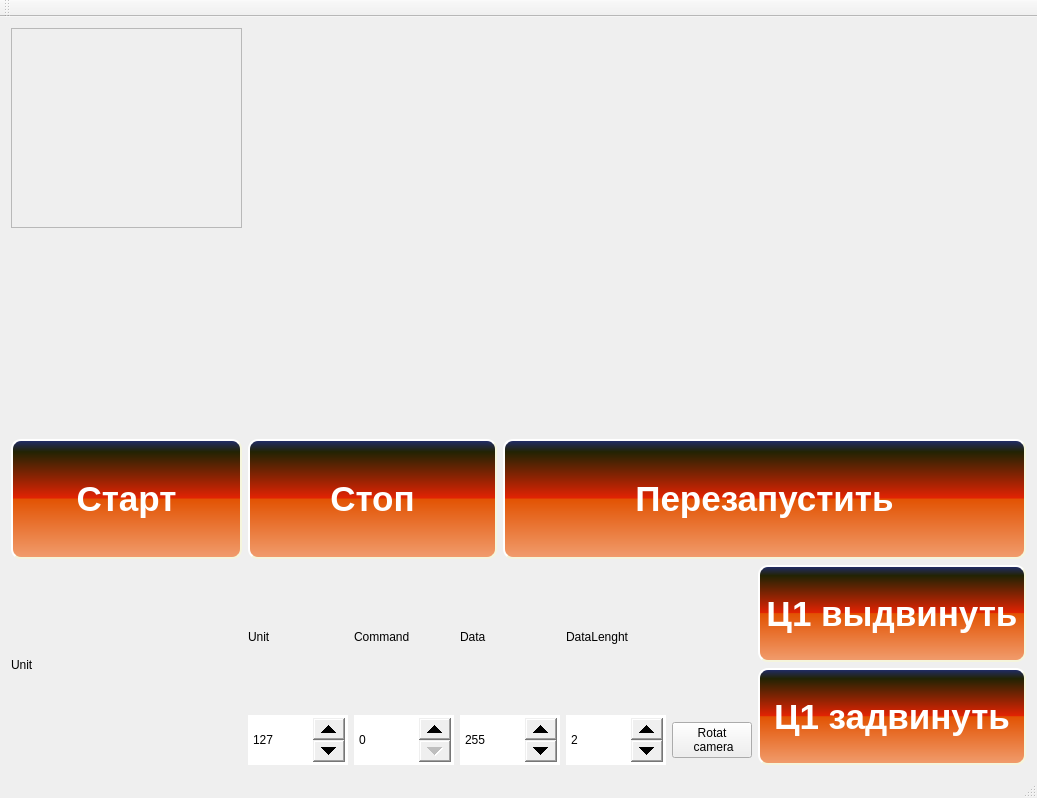
The window that mainwindow.ui (andreyshmelev/strength-test-with-camera-and-qcustomplot) describes before a commit, drawn with Qt 5.
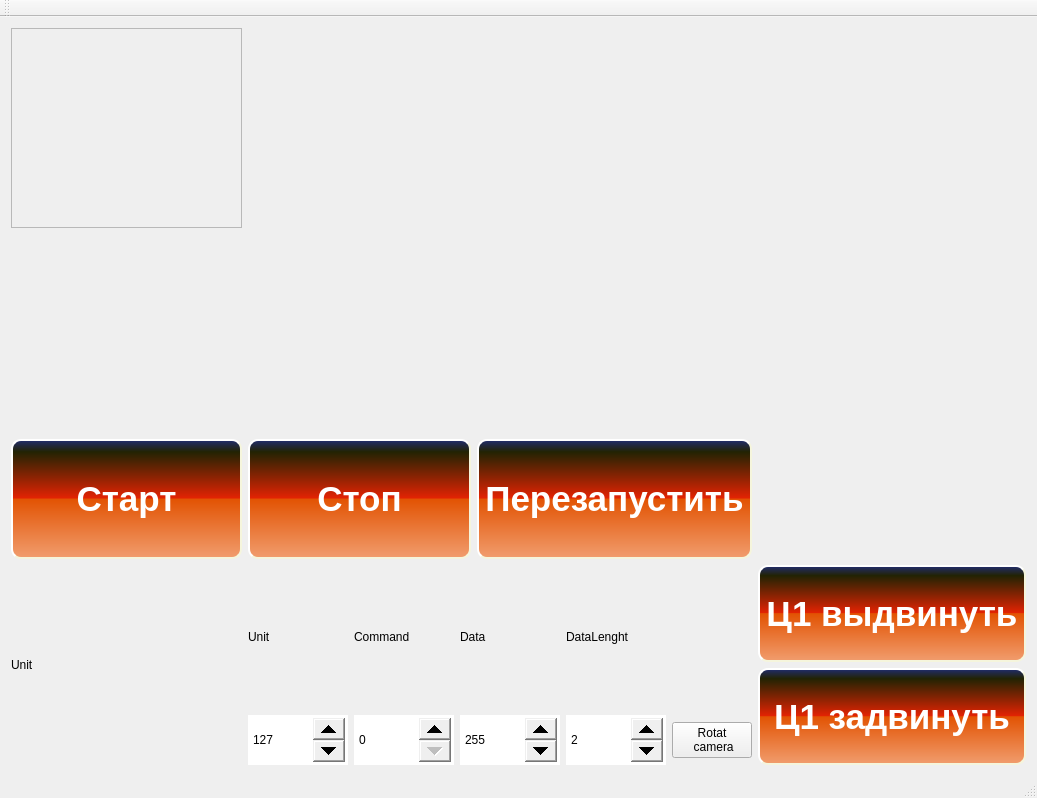
The same window after the commit. Custom widgets are drawn as their Qt base class.

Diff of the .ui file:
```diff
--- a/mainwindow.ui
+++ b/mainwindow.ui
@@ -45,38 +45,6 @@
       </widget>
      </widget>
     </item>
-    <item row="1" column="0" colspan="2">
-     <widget class="QCustomPlot" name="customPlot" native="true">
-      <property name="sizePolicy">
-       <sizepolicy hsizetype="Preferred" vsizetype="Expanding">
-        <horstretch>0</horstretch>
-        <verstretch>0</verstretch>
-       </sizepolicy>
-      </property>
-      <property name="maximumSize">
-       <size>
-        <width>16777215</width>
-        <height>250</height>
-       </size>
-      </property>
-     </widget>
-    </item>
-    <item row="1" column="2" colspan="2">
-     <widget class="QCustomPlot" name="customPlot_2" native="true">
-      <property name="sizePolicy">
-       <sizepolicy hsizetype="Preferred" vsizetype="Expanding">
-        <horstretch>0</horstretch>
-        <verstretch>0</verstretch>
-       </sizepolicy>
-      </property>
-      <property name="maximumSize">
-       <size>
-        <width>16777215</width>
-        <height>250</height>
-       </size>
-      </property>
-     </widget>
-    </item>
     <item row="2" column="0">
      <widget class="QPushButton" name="startButton">
       <property name="sizePolicy">
@@ -207,71 +175,6 @@
       </property>
      </widget>
     </item>
-    <item row="2" column="2" colspan="2">
-     <widget class="QPushButton" name="restartbutton">
-      <property name="sizePolicy">
-       <sizepolicy hsizetype="Minimum" vsizetype="Expanding">
-        <horstretch>0</horstretch>
-        <verstretch>0</verstretch>
-       </sizepolicy>
-      </property>
-      <property name="maximumSize">
-       <size>
-        <width>16777215</width>
-        <height>120</height>
-       </size>
-      </property>
-      <property name="font">
-       <font>
-        <pointsize>-1</pointsize>
-        <weight>75</weight>
-        <italic>false</italic>
-        <bold>true</bold>
-       </font>
-      </property>
-      <property name="styleSheet">
-       <string notr="true">QPushButton 
-{
-background-color: QLinearGradient( x1: 0, y1: 0, x2: 0, y2: 1, stop: 0 #212D6E, stop: 0.1 #222303, stop: 0.49 #E22303, stop: 0.5 #E25303, stop: 1 #F19D6E);
-
-
-    border-style: outset;
-    border-width: 2px;
-    border-radius: 10px;
-    border-color: beige;
-    font: bold 35px; color: white;
-    padding: 6px;
-}
-
-
-
-QPushButton:disabled 
-{
-background-color: qlineargradient(spread:pad, x1:0, y1:0, x2:1, y2:0, stop:0 rgba(226,83,3, 70), stop:1 rgba(226,83,3, 70));
-    border-style: outset;
-    border-width: 2px;
-    border-radius: 10px;
-    border-color: beige;
-    font: bold 35px; color: white;
-    padding: 6px;
-}
-
-QPushButton:pressed 
-{
-background-color: qlineargradient(spread:pad, x1:0, y1:0, x2:0, y2:1, stop:0 rgba(0xe2,0x3c,0x03, 255), stop:1 rgba(226,83,3, 255));
-    border-style: outset;
-    border-width: 2px;
-    border-radius: 10px;
-    border-color: beige;
-    font: bold 35px; color: white;
-    padding: 6px;
-}</string>
-      </property>
-      <property name="text">
-       <string>Перезапустить</string>
-      </property>
-     </widget>
-    </item>
     <item row="3" column="0">
      <widget class="QLabel" name="message">
       <property name="text">
@@ -544,6 +447,103 @@
       </item>
      </layout>
     </item>
+    <item row="1" column="0" colspan="3">
+     <widget class="QCustomPlot" name="customPlot" native="true">
+      <property name="sizePolicy">
+       <sizepolicy hsizetype="Expanding" vsizetype="Expanding">
+        <horstretch>0</horstretch>
+        <verstretch>0</verstretch>
+       </sizepolicy>
+      </property>
+      <property name="maximumSize">
+       <size>
+        <width>16777215</width>
+        <height>250</height>
+       </size>
+      </property>
+     </widget>
+    </item>
+    <item row="1" column="3">
+     <widget class="QCustomPlot" name="customPlot_2" native="true">
+      <property name="sizePolicy">
+       <sizepolicy hsizetype="Preferred" vsizetype="Expanding">
+        <horstretch>0</horstretch>
+        <verstretch>0</verstretch>
+       </sizepolicy>
+      </property>
+      <property name="maximumSize">
+       <size>
+        <width>250</width>
+        <height>250</height>
+       </size>
+      </property>
+     </widget>
+    </item>
+    <item row="2" column="2">
+     <widget class="QPushButton" name="restartbutton">
+      <property name="sizePolicy">
+       <sizepolicy hsizetype="Minimum" vsizetype="Expanding">
+        <horstretch>0</horstretch>
+        <verstretch>0</verstretch>
+       </sizepolicy>
+      </property>
+      <property name="maximumSize">
+       <size>
+        <width>16777215</width>
+        <height>120</height>
+       </size>
+      </property>
+      <property name="font">
+       <font>
+        <pointsize>-1</pointsize>
+        <weight>75</weight>
+        <italic>false</italic>
+        <bold>true</bold>
+       </font>
+      </property>
+      <property name="styleSheet">
+       <string notr="true">QPushButton 
+{
+background-color: QLinearGradient( x1: 0, y1: 0, x2: 0, y2: 1, stop: 0 #212D6E, stop: 0.1 #222303, stop: 0.49 #E22303, stop: 0.5 #E25303, stop: 1 #F19D6E);
+
+
+    border-style: outset;
+    border-width: 2px;
+    border-radius: 10px;
+    border-color: beige;
+    font: bold 35px; color: white;
+    padding: 6px;
+}
+
+
+
+QPushButton:disabled 
+{
+background-color: qlineargradient(spread:pad, x1:0, y1:0, x2:1, y2:0, stop:0 rgba(226,83,3, 70), stop:1 rgba(226,83,3, 70));
+    border-style: outset;
+    border-width: 2px;
+    border-radius: 10px;
+    border-color: beige;
+    font: bold 35px; color: white;
+    padding: 6px;
+}
+
+QPushButton:pressed 
+{
+background-color: qlineargradient(spread:pad, x1:0, y1:0, x2:0, y2:1, stop:0 rgba(0xe2,0x3c,0x03, 255), stop:1 rgba(226,83,3, 255));
+    border-style: outset;
+    border-width: 2px;
+    border-radius: 10px;
+    border-color: beige;
+    font: bold 35px; color: white;
+    padding: 6px;
+}</string>
+      </property>
+      <property name="text">
+       <string>Перезапустить</string>
+      </property>
+     </widget>
+    </item>
    </layout>
   </widget>
   <widget class="QMenuBar" name="menuBar">
```
